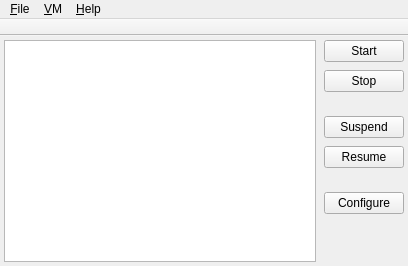
The window that src.qt/hadesvm-gui/MainWindow.ui (akapustiatyahoocouk/hadesvm) describes before a commit, drawn with Qt 5.
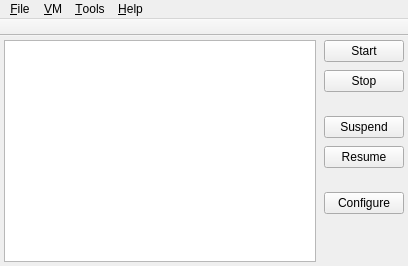
The same window after the commit. Icons and pictures are not drawn.

Diff of the .ui file:
```diff
--- a/src.qt/hadesvm-gui/MainWindow.ui
+++ b/src.qt/hadesvm-gui/MainWindow.ui
@@ -188,8 +188,15 @@
     </property>
     <addaction name="actionAbout"/>
    </widget>
+   <widget class="QMenu" name="menuTools">
+    <property name="title">
+     <string>&amp;Tools</string>
+    </property>
+    <addaction name="actionPreferences"/>
+   </widget>
    <addaction name="menuFile"/>
    <addaction name="menuVm"/>
+   <addaction name="menuTools"/>
    <addaction name="menuHelp"/>
   </widget>
   <widget class="QToolBar" name="toolBar">
```
Left out of the diff: 32 changed lines with no effect on the pictures.
